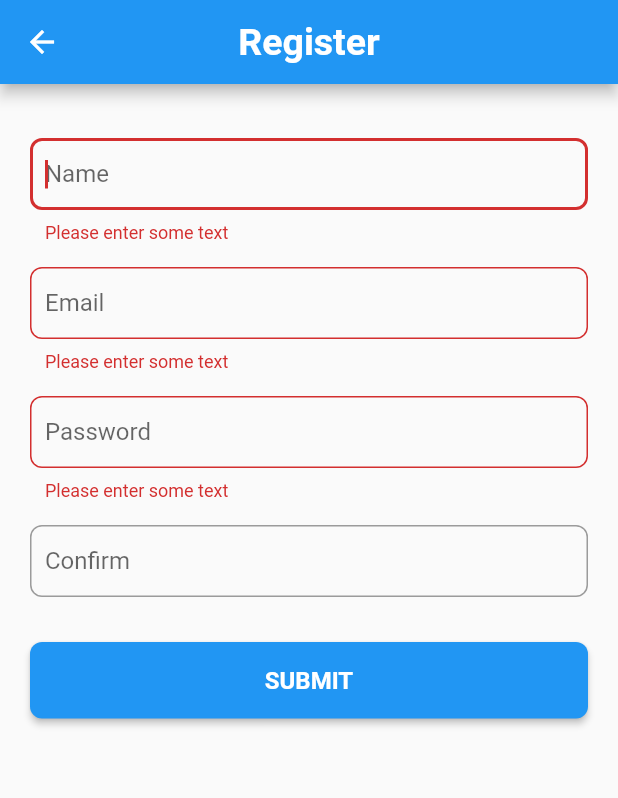
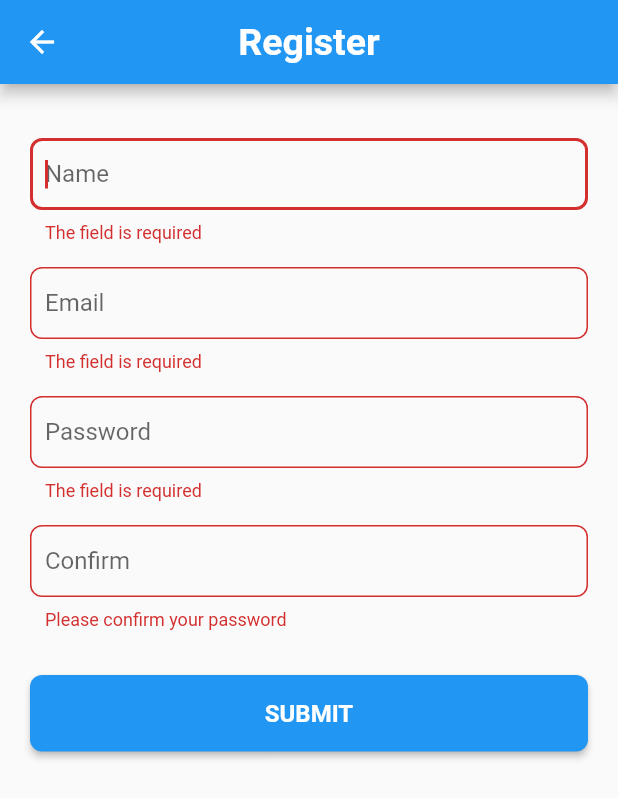
Before and after one commit to nnaaaa/DisneyChatApp, a Flutter app: the RegisterScreen screen opened by its route, after a tap on "SUBMIT", on a phone screen of 412 x 824 dp. Shown: the top 798 px of the screen. Run offline on Flutter 3.47's test engine with Material 2 defaults, Android fonts, the phone set to English and light mode, and no system bars; our stand-ins replace device_preview, dio, flutter_hooks, form_validator, shared_preferences; missing offline and left inert: flutter_redux_hooks, redux_toolkit; accounts and stored records are empty; network calls fail; Roboto replaces fonts that are missing (Poppins).

Commit message:
#1 - basic validation

```diff
--- a/lib/APIs/user.dart
+++ b/lib/APIs/user.dart
@@ -6,7 +6,6 @@ class UserAPI {
   static Future<dynamic> getProfile() async {
     final user = await API().getPortal().get('$baseRoute/getProfile');
     if (user.data == null) return null;
-    final userJson = await UserAPI.getProfile();
-    return User.fromJson(userJson);
+    return User.fromJson(user.data);
   }
 }
--- a/lib/screens/authenticate/authenticate.dart
+++ b/lib/screens/authenticate/authenticate.dart
@@ -36,8 +36,7 @@ class AuthScreen extends StatelessWidget {
               child: CustomButton(
                 text: 'Register',
                 onPress: () {
-                  Navigator.of(context)
-                      .pushNamed(RegisterScreen.route);
+                  Navigator.of(context).pushNamed(RegisterScreen.route);
                 },
               ),
             )
--- a/lib/screens/authenticate/register/register.dart
+++ b/lib/screens/authenticate/register/register.dart
@@ -3,6 +3,7 @@ import 'package:disneymobile/APIs/user.dart';
 import 'package:disneymobile/screens/home/home.dart';
 import 'package:disneymobile/states/rootState.dart';
 import 'package:disneymobile/states/slices/user.dart';
+import 'package:disneymobile/utilities/validator.dart';
 import 'package:disneymobile/widgets/button.dart';
 import 'package:disneymobile/widgets/input.dart';
 
@@ -52,6 +53,32 @@ class _RegisterScreenState extends State<RegisterScreen> {
 
     final dispatch = useDispatch<RootState>();
 
+    Future<void> onSubmit() async {
+      try {
+        if (_formKey.currentState!.validate()) {
+          setState(() {
+            isLoading = true;
+          });
+          await AuthAPI.register(
+              _usernameController.text.toString(),
+              _emailController.text.toString(),
+              _passwordController.text.toString());
+
+          final user = await UserAPI.getProfile();
+          dispatch(AddUserAction(payload: user));
+
+          if (!mounted) return;
+          Navigator.of(context).pushReplacementNamed(HomeScreen.route);
+        }
+      } catch (e) {
+        print('$e');
+      } finally {
+        setState(() {
+          isLoading = false;
+        });
+      }
+    }
+
     return Scaffold(
       resizeToAvoidBottomInset: false,
       appBar: AppBar(
@@ -74,6 +101,7 @@ class _RegisterScreenState extends State<RegisterScreen> {
                   child: CustomTextInput(
                     placeholder: 'Name',
                     controller: _usernameController,
+                    onValidate: Validator.getTextValidator(),
                     autofocus: true,
                   ),
                 ),
@@ -82,6 +110,7 @@ class _RegisterScreenState extends State<RegisterScreen> {
                   child: CustomTextInput(
                     placeholder: 'Email',
                     controller: _emailController,
+                    onValidate: Validator.getEmailValidator(),
                   ),
                 ),
                 Container(
@@ -89,6 +118,7 @@ class _RegisterScreenState extends State<RegisterScreen> {
                   child: CustomTextInput(
                     placeholder: 'Password',
                     controller: _passwordController,
+                    onValidate: Validator.getPasswordValidator(),
                     obscure: true,
                   ),
                 ),
@@ -96,6 +126,9 @@ class _RegisterScreenState extends State<RegisterScreen> {
                   margin: const EdgeInsets.only(top: 16),
                   child: CustomTextInput(
                     onValidate: (value) {
+                      if (value == null || value.isEmpty) {
+                        return 'Please confirm your password';
+                      }
                       if (value != _passwordController.text.toString()) {
                         return 'Please type correct password';
                       }
@@ -110,31 +143,7 @@ class _RegisterScreenState extends State<RegisterScreen> {
                   margin: const EdgeInsets.only(top: 30),
                   child: CustomButton(
                     text: 'Submit',
-                    onPress: () async {
-                      try {
-                        setState(() {
-                          isLoading = true;
-                        });
-                        if (_formKey.currentState!.validate()) {
-                          await AuthAPI.register(
-                              _usernameController.text.toString(),
-                              _emailController.text.toString(),
-                              _passwordController.text.toString());
-
-                          final user = await UserAPI.getProfile();
-                          dispatch(AddUserAction(payload: user));
-                          if (!mounted) return;
-                          Navigator.of(context)
-                              .pushReplacementNamed(HomeScreen.route);
-                        }
-                      } catch (e) {
-                        print('$e');
-                      } finally {
-                        setState(() {
-                          isLoading = false;
-                        });
-                      }
-                    },
+                    onPress: onSubmit,
                   ),
                 ),
               ],
--- /dev/null
+++ b/lib/utilities/validator.dart
@@ -0,0 +1,26 @@
+import 'package:form_validator/form_validator.dart' show ValidationBuilder;
+//   static final nameRegex = RegExp(r"^([a-zA-ZÀÁÂÃÈÉÊÌÍÒÓÔÕÙÚĂĐĨŨƠàáâãèéêìíòóôõùúăđĩũơƯĂẠẢẤẦẨẪẬẮẰẲẴẶẸẺẼỀỀỂẾưăạảấầẩẫậắằẳẵặẹẻẽềềểếỄỆỈỊỌỎỐỒỔỖỘỚỜỞỠỢỤỦỨỪễệỉịọỏốồổỗộớờởỡợụủứừỬỮỰỲỴÝỶỸửữựỳỵỷỹ]+ )+[a-zA-ZÀÁÂÃÈÉÊÌÍÒÓÔÕÙÚĂĐĨŨƠàáâãèéêìíòóôõùúăđĩũơƯĂẠẢẤẦẨẪẬẮẰẲẴẶẸẺẼỀỀỂẾưăạảấầẩẫậắằẳẵặẹẻẽềềểếỄỆỈỊỌỎỐỒỔỖỘỚỜỞỠỢỤỦỨỪễệỉịọỏốồổỗộớờởỡợụủứừỬỮỰỲỴÝỶỸửữựỳỵỷỹ]+$");
+//   static final emailRegex = RegExp(r"^[A-Za-z0-9]+@[a-zA-Z]+\.[a-zA-Z]+");
+
+class Validator {
+  static String? Function(String?) getPasswordValidator() {
+    return ValidationBuilder(requiredMessage: 'Please type your password')
+        .required()
+        .minLength(8, 'Must be at least 8 characters')
+        .maxLength(16, 'Max characters is 16')
+        .build();
+  }
+
+  static String? Function(String?) getEmailValidator() {
+    return ValidationBuilder(requiredMessage: 'Please type your email')
+        .required()
+        .email('Invalid email')
+        .build();
+  }
+
+  static String? Function(String?) getTextValidator() {
+    return ValidationBuilder(requiredMessage: 'This field can\'t be empty')
+        .required()
+        .build();
+  }
+}
--- a/lib/widgets/input.dart
+++ b/lib/widgets/input.dart
@@ -29,7 +29,7 @@ class CustomTextInput extends StatelessWidget {
     return TextFormField(
       controller: controller,
       keyboardType: keyboardType,
-      validator:onValidate,
+      validator: onValidate,
       autofocus: autofocus,
       obscureText: obscure,
       decoration: InputDecoration(
@@ -43,8 +43,7 @@ class CustomTextInput extends StatelessWidget {
           hintStyle: const TextStyle(
             fontFamily: 'Poppins',
           ),
-        errorText: errorText
-      ),
+          errorText: errorText),
     );
   }
 }
--- a/pubspec.yaml
+++ b/pubspec.yaml
@@ -49,6 +49,9 @@ dev_dependencies:
 
   # web api and authenticate
   dio: ^3.0.10
+
+  # validation
+  form_validator: ^1.0.2
 
 
   flutter_test:
```
Also changed, not shown: lib/main.dart (+0 -17 lines), lib/screens/authenticate/login/login.dart (+31 -27 lines), lib/screens/home/home.dart (+3 -5 lines), pubspec.lock. Lines whose indentation alone changed are shown as unchanged.
